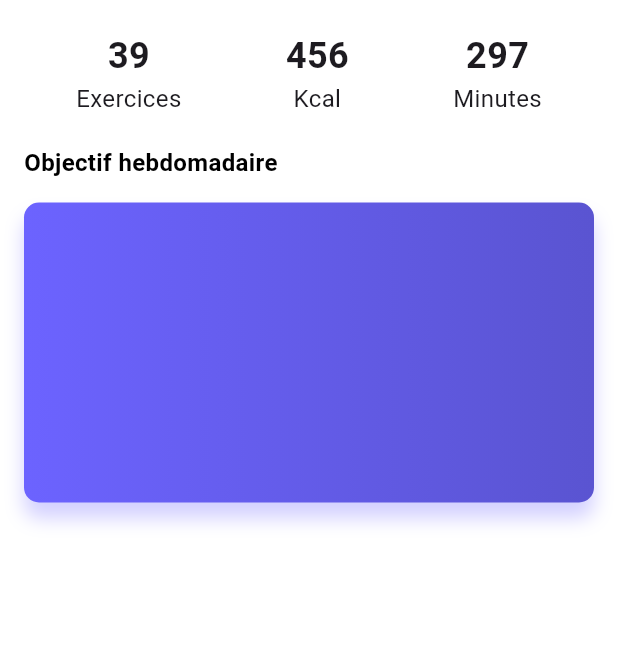
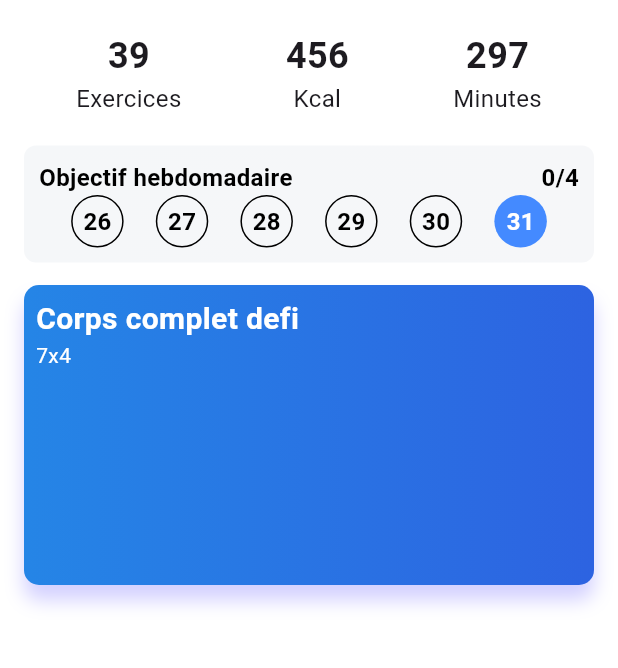
Before and after one commit to depanama89/fitnessApp, a Flutter app: the screen it shows after launch, on a phone screen of 412 x 824 dp, the part 75-743 px from its top. Run offline on Flutter 3.47's test engine with Material 3 defaults, Android fonts, the phone set to English and light mode, and no system bars; Roboto replaces fonts that are missing (Poppins).

Commit message:
update pubspec file, create a calendar file

```diff
--- /dev/null
+++ b/lib/screens/calendar.dart
@@ -0,0 +1,50 @@
+import 'package:flutter/material.dart';
+import 'package:intl/intl.dart';
+
+class Calendar extends StatelessWidget {
+  const Calendar({super.key});
+
+  @override
+  Widget build(BuildContext context) {
+    DateTime today = DateTime.now();
+    DateTime startWeek = today.subtract(Duration(days: today.weekday - 1));
+
+    List<Widget> daysWidgets = [];
+
+    final DateFormat formatter = DateFormat('d');
+
+    for (int i = 0; i < 7 - 1; i++) {
+      DateTime day = startWeek.add(Duration(days: i));
+      bool isToday = day.day == today.day &&
+          day.month == today.month &&
+          day.year == today.year;
+
+      daysWidgets.add(Column(
+        children: [
+          Container(
+            width: 35,
+            height: 35,
+            alignment: Alignment.center,
+            decoration: BoxDecoration(
+              shape: BoxShape.circle,
+              color: isToday ? Colors.blueAccent : Colors.transparent,
+              border:
+                  isToday ? null : Border.all(color: Colors.black, width: 1.0),
+            ),
+            child: Text(formatter.format(day),
+                style: TextStyle(
+                  fontWeight: FontWeight.w600,
+                  fontSize: 16,
+                  // Couleur du texte : Blanche si c'est aujourd'hui, noire sinon
+                  color: isToday ? Colors.white : Colors.black,
+                )),
+          )
+        ],
+      ));
+    }
+
+    return Row(
+        mainAxisAlignment: MainAxisAlignment.spaceEvenly,
+        children: daysWidgets);
+  }
+}
--- a/lib/screens/home_screen.dart
+++ b/lib/screens/home_screen.dart
@@ -1,3 +1,4 @@
+import 'package:fitness/screens/calendar.dart';
 import 'package:fitness/screens/popular.dart';
 import 'package:flutter/material.dart';
 
@@ -70,55 +71,95 @@ class HomeScreen extends StatelessWidget {
                       children: [
                         Text("39",
                             style: TextStyle(
-                                fontSize: 24,
-                                 fontWeight: FontWeight.bold)),
-                                Text("Exercices",
+                                fontSize: 24, fontWeight: FontWeight.bold)),
+                        Text(
+                          "Exercices",
                           style: TextStyle(
-                                  fontSize:16,
-                                  fontWeight: FontWeight.w400
-                                ),)
+                              fontSize: 16, fontWeight: FontWeight.w400),
+                        )
                       ],
                     ),
                     Column(
                       crossAxisAlignment: CrossAxisAlignment.center,
                       children: [
                         Text("456",
-                        style:TextStyle(
-                          fontSize: 24,
-                          fontWeight: FontWeight.bold
-                        )),
-                        Text("Kcal",
                             style: TextStyle(
-                          fontSize: 16,
-                          fontWeight: FontWeight.w400
-                        ),)
+                                fontSize: 24, fontWeight: FontWeight.bold)),
+                        Text(
+                          "Kcal",
+                          style: TextStyle(
+                              fontSize: 16, fontWeight: FontWeight.w400),
+                        )
                       ],
                     ),
                     Column(
                       crossAxisAlignment: CrossAxisAlignment.center,
                       children: [
-                        Text("297",
+                        Text(
+                          "297",
                           style: TextStyle(
-                          fontSize: 24,
-                          fontWeight: FontWeight.bold
-                        ),
+                              fontSize: 24, fontWeight: FontWeight.bold),
                         ),
                         Text("Minutes",
                             style: TextStyle(
-                          fontSize: 16,
-                          fontWeight: FontWeight.w400
-                        ))
-                      ],)
+                                fontSize: 16, fontWeight: FontWeight.w400))
+                      ],
+                    )
                   ],
                 ),
-                SizedBox(height:20),
+                SizedBox(height: 20),
+                Row(
+                  mainAxisAlignment: MainAxisAlignment.spaceBetween,
+                  children: [
+                    Expanded(
+                      child: Container(
+                          padding: EdgeInsets.all(10),
+                          decoration: BoxDecoration(
+                              borderRadius: BorderRadius.circular(8),
+                              gradient: LinearGradient(
+                                colors: [
+                                  Color.fromARGB(255, 245, 247, 249),
+                                  Color.fromARGB(255, 246, 247, 249)
+                                ],
+                              ),
+                              boxShadow: [
+                                BoxShadow(
+                                    color: Color.fromARGB(0, 254, 255, 255),
+                                    blurRadius: 10,
+                                    offset: Offset(0, 10))
+                              ]),
+                          child: Column(
+                            crossAxisAlignment: CrossAxisAlignment.start,
+                            children: [
+                              Row(
+                                mainAxisAlignment:
+                                    MainAxisAlignment.spaceBetween,
+                                children: [
                                   Text("Objectif hebdomadaire",
-                style:TextStyle(
-                  fontSize:16,
+                                      style: TextStyle(
+                                        fontSize: 16,
                                         fontWeight: FontWeight.w700,
-                  color:Colors.black,
+                                        color: Colors.black,
                                       )),
-                SizedBox(height:15),
+                                  Text(
+                                    "0/4",
+                                    style: TextStyle(
+                                        fontSize: 16,
+                                        fontWeight: FontWeight.w700,
+                                        color: Colors.black),
+                                  ),
+                                ],
+                              ),
+                              Calendar()
+                            ],
+                          )),
+                    ),
+                    SizedBox(
+                      height: 5,
+                    ),
+                  ],
+                ),
+                SizedBox(height: 15),
                 Popular()
               ],
             ),
--- a/lib/screens/popular.dart
+++ b/lib/screens/popular.dart
@@ -6,19 +6,36 @@ class Popular extends StatelessWidget {
   @override
   Widget build(BuildContext context) {
     return Container(
+      width: 400,
       height: 200,
+      padding: EdgeInsets.all(8),
       decoration: BoxDecoration(
-        borderRadius: BorderRadius.circular(10),
-        gradient: LinearGradient(
-          colors: [Color(0xFF6c63FF), Color(0xFF5A54D1)],
-        ),
-        boxShadow:[
-          BoxShadow(
-            color:Color(0xFF6c63FF).withValues(alpha: 0.3),
-            blurRadius: 10,
-            offset:Offset(0,10)
+          borderRadius: BorderRadius.circular(10),
+          gradient: LinearGradient(
+            colors: [
+              Color.fromARGB(255, 37, 133, 230),
+              Color.fromARGB(255, 45, 99, 225)
+            ],
+          ),
+          boxShadow: [
+            BoxShadow(
+                color: Color(0xFF6c63FF).withValues(alpha: 0.3),
+                blurRadius: 10,
+                offset: Offset(0, 10))
+          ]),
+      child: Column(
+        crossAxisAlignment: CrossAxisAlignment.start,
+        children: [
+          Text(
+            "Corps complet defi",
+            style: TextStyle(
+                fontSize: 20, fontWeight: FontWeight.bold, color: Colors.white),
+          ),
+          Text(
+            "7x4",
+            style: TextStyle(color: Colors.white),
           )
-        ]
+        ],
       ),
     );
   }
--- a/pubspec.yaml
+++ b/pubspec.yaml
@@ -2,7 +2,7 @@ name: fitness
 description: "A new Flutter project."
 # The following line prevents the package from being accidentally published to
 # pub.dev using `flutter pub publish`. This is preferred for private packages.
-publish_to: 'none' # Remove this line if you wish to publish to pub.dev
+publish_to: "none" # Remove this line if you wish to publish to pub.dev
 
 # The following defines the version and build number for your application.
 # A version number is three numbers separated by dots, like 1.2.43
@@ -31,6 +31,7 @@ environment:
 dependencies:
   flutter:
     sdk: flutter
+  intl: ^0.18.0
 
   # The following adds the Cupertino Icons font to your application.
   # Use with the CupertinoIcons class for iOS style icons.
@@ -52,7 +53,6 @@ dev_dependencies:
 
 # The following section is specific to Flutter packages.
 flutter:
-
   # The following line ensures that the Material Icons font is
   # included with your application, so that you can use the icons in
   # the material Icons class.
```
Also changed, not shown: pubspec.lock, 1 other file. Lines whose indentation alone changed are shown as unchanged.
